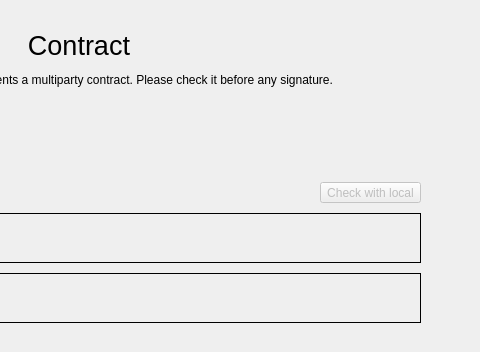
Qt form gui/showcontract/showcontract.ui (Lesterpig/dfss) before a commit; both pictures show x 322 to 802 and y 0 to 352 of the 802 by 457 pixel window.
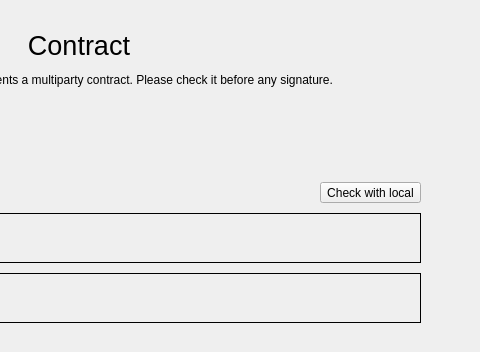
The same form after that commit.

Commit message: [gui] Add check local file feature

```diff
--- a/gui/showcontract/showcontract.ui
+++ b/gui/showcontract/showcontract.ui
@@ -106,9 +106,6 @@
          </item>
          <item>
           <widget class="QToolButton" name="fileButton">
-           <property name="enabled">
-            <bool>false</bool>
-           </property>
            <property name="text">
             <string>Check with local</string>
            </property>
```
The commit also changes 1 other file.
